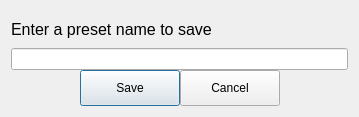
The window that UI/saveimage.ui (Autlasters/ImageCustomizer) describes before a commit, drawn with Qt 5.
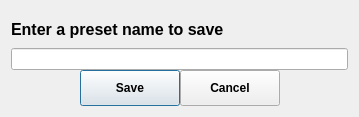
The same window after the commit.

Commit message: feat: add Bright, Warm, Cold, Sharp filters. Change the UI elements' font style and swap the original and processed buttons in the Display Image Window

The edit to the form file:
```diff
--- a/UI/saveimage.ui
+++ b/UI/saveimage.ui
@@ -29,6 +29,7 @@
          <property name="font">
           <font>
            <pointsize>12</pointsize>
+           <bold>true</bold>
           </font>
          </property>
          <property name="text">
@@ -87,6 +88,11 @@
            <height>50</height>
           </size>
          </property>
+         <property name="font">
+          <font>
+           <bold>true</bold>
+          </font>
+         </property>
          <property name="text">
           <string>Save</string>
          </property>
@@ -106,6 +112,11 @@
            <height>50</height>
           </size>
          </property>
+         <property name="font">
+          <font>
+           <bold>true</bold>
+          </font>
+         </property>
          <property name="text">
           <string>Cancel</string>
          </property>
```
The commit also changes 6 other files.
